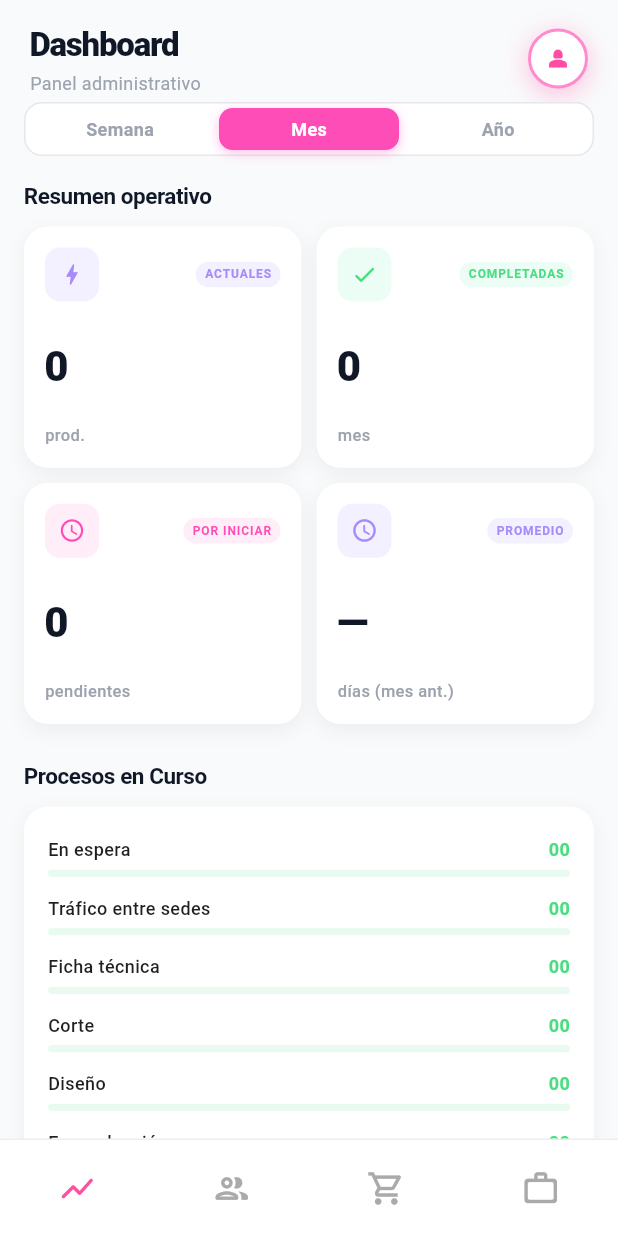
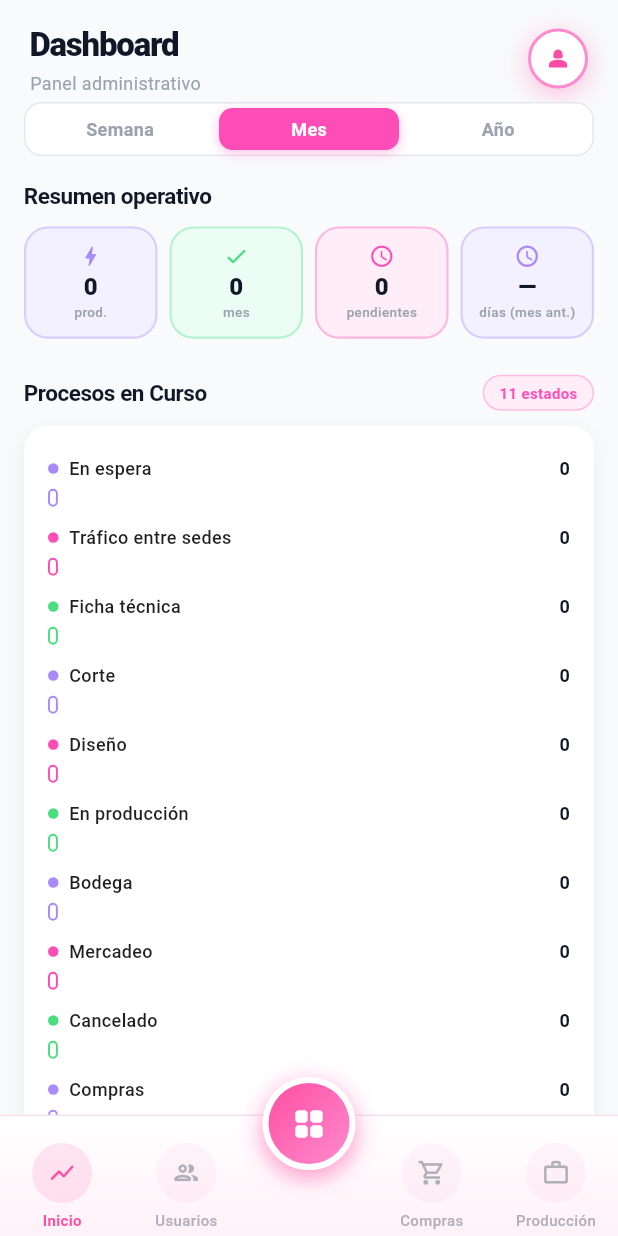
Before and after one commit to l-o-a11/Movil_Unistock, a Flutter app: the _DashboardView screen opened directly, on a phone screen of 412 x 824 dp. Run offline on Flutter 3.47's test engine with Material 3 defaults, Android fonts, the phone set to English and light mode, and no system bars; our stand-ins replace flutter_secure_storage, share_plus, shared_preferences; missing offline and left inert: excel; accounts and stored records are empty; network calls fail.

Commit message:
Ajustes boton

```diff
--- a/lib/domain/dashboard/presentation/pages/dashboard_page.dart
+++ b/lib/domain/dashboard/presentation/pages/dashboard_page.dart
@@ -13,7 +13,6 @@ import '../../data/dashboard_data_source.dart';
 class DashboardPage extends StatelessWidget {
   const DashboardPage({super.key});
 
-  static const int _processMax = 50;
   static const _processLabels = [
     'En espera',
     'Tráfico entre sedes',
@@ -45,8 +44,6 @@ class _DashboardView extends StatelessWidget {
     final provider = context.watch<DashboardProvider>();
     final stats = provider.stats;
     final hPad = AppTheme.sp(context, 16);
-    final s = AppTheme.scale(context);
-    final cardRatio = 0.95 + 0.20 * (s - 0.78) / 0.22;
 
     final cards = [
       _CardData(
@@ -83,14 +80,16 @@ class _DashboardView extends StatelessWidget {
       ),
     ];
 
-    final processes = DashboardPage._processLabels.map((label) {
+    final processes = <_ProcessData>[];
+    final cycleColors = [AppTheme.purple, AppTheme.pink, AppTheme.green];
+    for (var i = 0; i < DashboardPage._processLabels.length; i++) {
+      final label = DashboardPage._processLabels[i];
       final count = stats.procesoCounts[label] ?? 0;
-      return _ProcessData(
-        label,
-        count,
-        count > 0 ? AppTheme.purple : AppTheme.green,
-      );
-    }).toList();
+      processes.add(_ProcessData(label, count, cycleColors[i % 3]));
+    }
+    final maxProcValue = processes.isEmpty
+        ? 1
+        : processes.map((p) => p.value).reduce((a, b) => a > b ? a : b);
 
     return Scaffold(
       backgroundColor: AppTheme.bgColor,
@@ -114,30 +113,53 @@ class _DashboardView extends StatelessWidget {
                     const _SectionLabel('Resumen operativo'),
                     SizedBox(height: AppTheme.sp(context, 10)),
 
-                    // 2×2 grid de KPIs
-                    GridView.count(
-                      crossAxisCount: 2,
-                      shrinkWrap: true,
-                      physics: const NeverScrollableScrollPhysics(),
-                      crossAxisSpacing: AppTheme.sp(context, 10),
-                      mainAxisSpacing: AppTheme.sp(context, 10),
-                      childAspectRatio: cardRatio,
-                      children: cards
-                          .map(
-                            (c) => DashboardCard(
-                              icon: c.icon,
-                              iconColor: c.iconColor,
-                              iconBg: c.iconBg,
-                              title: c.title,
-                              value: c.value,
-                              subtitle: c.subtitle,
+                    // Fila de 4 chips de métricas
+                    Row(
+                      children: [
+                        for (var i = 0; i < cards.length; i++) ...[
+                          if (i > 0) SizedBox(width: AppTheme.sp(context, 8)),
+                          Expanded(
+                            child: DashboardCard(
+                              icon: cards[i].icon,
+                              iconColor: cards[i].iconColor,
+                              iconBg: cards[i].iconBg,
+                              title: cards[i].title,
+                              value: cards[i].value,
+                              subtitle: cards[i].subtitle,
                             ),
-                          )
-                          .toList(),
+                          ),
+                        ],
+                      ],
                     ),
 
                     SizedBox(height: AppTheme.sp(context, 24)),
-                    const _SectionLabel('Procesos en Curso'),
+                    Row(
+                      mainAxisAlignment: MainAxisAlignment.spaceBetween,
+                      children: [
+                        const _SectionLabel('Procesos en Curso'),
+                        Container(
+                          padding: const EdgeInsets.symmetric(
+                            horizontal: 10,
+                            vertical: 4,
+                          ),
+                          decoration: BoxDecoration(
+                            color: AppTheme.pinkLight,
+                            borderRadius: BorderRadius.circular(20),
+                            border: Border.all(
+                              color: AppTheme.pink.withOpacity(0.3),
+                            ),
+                          ),
+                          child: Text(
+                            '${processes.length} estados',
+                            style: TextStyle(
+                              fontSize: AppTheme.fs(context, 10),
+                              fontWeight: FontWeight.w700,
+                              color: AppTheme.pink,
+                            ),
+                          ),
+                        ),
+                      ],
+                    ),
                     SizedBox(height: AppTheme.sp(context, 10)),
 
                     Container(
@@ -165,7 +187,7 @@ class _DashboardView extends StatelessWidget {
                                     (p) => ProcessItem(
                                       label: p.label,
                                       value: p.value,
-                                      maxValue: DashboardPage._processMax,
+                                      maxValue: maxProcValue,
                                       barColor: p.color,
                                     ),
                                   )
@@ -187,7 +209,6 @@ class _DashboardView extends StatelessWidget {
                     ),
 
                     SizedBox(height: AppTheme.sp(context, 20)),
-                    const _AccessButton(),
                   ],
                 ),
               ),
@@ -346,59 +367,6 @@ class _SectionLabel extends StatelessWidget {
   );
 }
 
-class _AccessButton extends StatelessWidget {
-  const _AccessButton();
-  @override
-  Widget build(BuildContext context) {
-    return Container(
-      width: double.infinity,
-      height: AppTheme.sp(context, 52),
-      decoration: BoxDecoration(
-        borderRadius: BorderRadius.circular(16),
-        boxShadow: [
-          BoxShadow(
-            color: AppTheme.pink.withOpacity(0.45),
-            blurRadius: 20,
-            spreadRadius: 1,
-            offset: const Offset(0, 6),
-          ),
-        ],
-      ),
-      child: ElevatedButton(
-        style: ElevatedButton.styleFrom(
-          backgroundColor: AppTheme.pink,
-          elevation: 0,
-          shadowColor: Colors.transparent,
-          shape: RoundedRectangleBorder(
-            borderRadius: BorderRadius.circular(16),
-          ),
-        ),
-        onPressed: () => Navigator.of(context).pushNamed('/menu'),
-        child: Row(
-          mainAxisAlignment: MainAxisAlignment.center,
-          children: [
-            Text(
-              'Acceder al sistema',
-              style: TextStyle(
-                fontSize: AppTheme.fs(context, 15),
-                fontWeight: FontWeight.w700,
-                color: Colors.white,
-                letterSpacing: 0.2,
-              ),
-            ),
-            const SizedBox(width: 8),
-            Icon(
-              Icons.arrow_forward_rounded,
-              color: Colors.white,
-              size: AppTheme.sp(context, 18),
-            ),
-          ],
-        ),
-      ),
-    );
-  }
-}
-
 class _CardData {
   final IconData icon;
   final Color iconColor, iconBg;
--- a/lib/domain/dashboard/widgets/dashboard_card.dart
+++ b/lib/domain/dashboard/widgets/dashboard_card.dart
@@ -1,6 +1,9 @@
 import 'package:flutter/material.dart';
 import '../theme/app_theme.dart';
 
+/// Tarjeta compacta de métrica (chip), estilo "4 en fila" con ícono arriba,
+/// valor grande al centro y etiqueta abajo — inspirada en el mock de
+/// referencia que compartió el equipo.
 class DashboardCard extends StatelessWidget {
   final IconData icon;
   final Color iconColor;
@@ -22,74 +25,41 @@ class DashboardCard extends StatelessWidget {
   @override
   Widget build(BuildContext context) {
     final s = AppTheme.scale(context);
-    final pad = AppTheme.sp(context, 14);
 
     return Container(
-      padding: EdgeInsets.all(pad),
+      padding: EdgeInsets.symmetric(
+        horizontal: AppTheme.sp(context, 6),
+        vertical: AppTheme.sp(context, 10),
+      ),
       decoration: BoxDecoration(
-        color: AppTheme.cardColor,
-        borderRadius: BorderRadius.circular(AppTheme.cardRadius),
-        boxShadow: AppTheme.cardShadow,
+        color: iconBg,
+        borderRadius: BorderRadius.circular(16),
+        border: Border.all(color: iconColor.withOpacity(0.35), width: 1.4),
       ),
       child: Column(
-        crossAxisAlignment: CrossAxisAlignment.start,
-        mainAxisAlignment: MainAxisAlignment.spaceBetween,
+        mainAxisSize: MainAxisSize.min,
         children: [
-          Row(
-            mainAxisAlignment: MainAxisAlignment.spaceBetween,
-            children: [
-              Container(
-                width: 36 * s,
-                height: 36 * s,
-                decoration: BoxDecoration(
-                  color: iconBg,
-                  borderRadius: BorderRadius.circular(10),
-                ),
-                child: Icon(icon, color: iconColor, size: 18 * s),
-              ),
-              Flexible(
-                child: Container(
-                  padding: EdgeInsets.symmetric(
-                    horizontal: AppTheme.sp(context, 6),
-                    vertical: 3,
-                  ),
-                  decoration: BoxDecoration(
-                    color: iconBg,
-                    borderRadius: BorderRadius.circular(20),
-                  ),
-                  child: Text(
-                    title,
-                    style: TextStyle(
-                      fontSize: AppTheme.fs(context, 8),
-                      fontWeight: FontWeight.w700,
-                      color: iconColor,
-                      letterSpacing: 0.6,
-                    ),
-                    overflow: TextOverflow.ellipsis,
-                  ),
-                ),
-              ),
-            ],
-          ),
-          SizedBox(height: AppTheme.sp(context, 8)),
+          Icon(icon, color: iconColor, size: 17 * s),
+          SizedBox(height: AppTheme.sp(context, 4)),
           Text(
             value,
             style: TextStyle(
-              fontSize: AppTheme.fs(context, 28),
+              fontSize: AppTheme.fs(context, 16),
               fontWeight: FontWeight.w800,
               color: AppTheme.titleColor,
               height: 1.0,
-              letterSpacing: -1,
+              letterSpacing: -0.4,
             ),
           ),
-          SizedBox(height: 3),
+          SizedBox(height: AppTheme.sp(context, 2)),
           Text(
             subtitle,
             style: TextStyle(
-              fontSize: AppTheme.fs(context, 11),
+              fontSize: AppTheme.fs(context, 9),
               color: AppTheme.mutedColor,
               fontWeight: FontWeight.w500,
             ),
+            overflow: TextOverflow.ellipsis,
           ),
         ],
       ),
--- a/lib/domain/dashboard/widgets/process_item.dart
+++ b/lib/domain/dashboard/widgets/process_item.dart
@@ -1,6 +1,9 @@
 import 'package:flutter/material.dart';
 import '../theme/app_theme.dart';
 
+/// Fila de un proceso: punto de color + etiqueta + valor, con una barra
+/// "outline" (borde de color, relleno interno) en vez de la barra sólida
+/// anterior — igual al estilo del mock de referencia.
 class ProcessItem extends StatelessWidget {
   final String label;
   final int value;
@@ -17,18 +20,30 @@ class ProcessItem extends StatelessWidget {
 
   @override
   Widget build(BuildContext context) {
-    final double progress =
-        maxValue > 0 ? (value / maxValue).clamp(0.0, 1.0) : 0.0;
+    final double progress = maxValue > 0
+        ? (value / maxValue).clamp(0.0, 1.0)
+        : 0.0;
 
     return Padding(
       padding: EdgeInsets.symmetric(vertical: AppTheme.sp(context, 6)),
       child: Column(
+        crossAxisAlignment: CrossAxisAlignment.start,
         children: [
           Row(
             mainAxisAlignment: MainAxisAlignment.spaceBetween,
             children: [
-              Expanded(
-                child: Text(
+              Row(
+                children: [
+                  Container(
+                    width: 7,
+                    height: 7,
+                    decoration: BoxDecoration(
+                      color: barColor,
+                      shape: BoxShape.circle,
+                    ),
+                  ),
+                  SizedBox(width: AppTheme.sp(context, 7)),
+                  Text(
                     label,
                     style: TextStyle(
                       fontSize: AppTheme.fs(context, 12),
@@ -37,26 +52,36 @@ class ProcessItem extends StatelessWidget {
                     ),
                     overflow: TextOverflow.ellipsis,
                   ),
+                ],
               ),
-              const SizedBox(width: 10),
               Text(
-                value.toString().padLeft(2, '0'),
+                value.toString(),
                 style: TextStyle(
                   fontSize: AppTheme.fs(context, 12),
                   fontWeight: FontWeight.w700,
-                  color: barColor,
+                  color: AppTheme.titleColor,
                 ),
               ),
             ],
           ),
-          const SizedBox(height: 5),
-          ClipRRect(
-            borderRadius: BorderRadius.circular(8),
-            child: LinearProgressIndicator(
-              value: progress,
-              minHeight: 5,
-              backgroundColor: barColor.withOpacity(0.12),
-              valueColor: AlwaysStoppedAnimation<Color>(barColor),
+          SizedBox(height: AppTheme.sp(context, 5)),
+          Container(
+            height: 12,
+            padding: const EdgeInsets.all(2),
+            decoration: BoxDecoration(
+              color: Colors.white,
+              borderRadius: BorderRadius.circular(20),
+              border: Border.all(color: barColor, width: 1.3),
+            ),
+            child: FractionallySizedBox(
+              alignment: Alignment.centerLeft,
+              widthFactor: progress,
+              child: Container(
+                decoration: BoxDecoration(
+                  color: barColor,
+                  borderRadius: BorderRadius.circular(20),
+                ),
+              ),
             ),
           ),
         ],
--- a/lib/shared/widgets/global_bottom_nav.dart
+++ b/lib/shared/widgets/global_bottom_nav.dart
@@ -4,48 +4,75 @@ import 'package:flutter/material.dart';
 /// [activeIndex] indica qué ícono se resalta en rosado:
 ///   0 = dashboard, 1 = people/usuarios, 2 = cart, 3 = work/producción
 /// Pasa -1 (o no pases nada) para ninguno activo.
+///
+/// Incluye un botón circular flotante al centro (ícono de menú) que lleva
+/// directamente a la pantalla de Menú, reemplazando el antiguo botón
+/// "Acceder al sistema" que estaba en el Dashboard.
 class GlobalBottomNav extends StatelessWidget {
   final int activeIndex;
 
   const GlobalBottomNav({super.key, this.activeIndex = -1});
 
   static const _pink = Color(0xFFFF4FA3);
-  static const _grey = Color(0xFFAAAAAA);
-
-  Color _color(int index) => activeIndex == index ? _pink : _grey;
+  static const _grey = Color(0xFFB0B0B8);
 
   @override
   Widget build(BuildContext context) {
     return Container(
       decoration: const BoxDecoration(
-        color: Colors.white,
-        border: Border(top: BorderSide(color: Color(0xFFEEEEEE), width: 1)),
+        gradient: LinearGradient(
+          begin: Alignment.topCenter,
+          end: Alignment.bottomCenter,
+          colors: [Color(0xFFFFFFFF), Color(0xFFFFF2F8)],
+        ),
+        border: Border(top: BorderSide(color: Color(0xFFF5E4EE), width: 1)),
       ),
       child: SafeArea(
+        top: false,
         child: SizedBox(
-          height: 64,
+          height: 80,
+          child: Stack(
+            clipBehavior: Clip.none,
+            alignment: Alignment.center,
+            children: [
+              Padding(
+                padding: const EdgeInsets.only(top: 14),
                 child: Row(
                   mainAxisAlignment: MainAxisAlignment.spaceAround,
                   children: [
                     _Btn(
                       icon: Icons.show_chart_rounded,
-                color: _color(0),
+                      label: 'Inicio',
+                      active: activeIndex == 0,
                       onTap: () => _goToDashboard(context),
                     ),
                     _Btn(
                       icon: Icons.people_outline_rounded,
-                color: _color(1),
+                      label: 'Usuarios',
+                      active: activeIndex == 1,
                       onTap: () => _goToUsuarios(context),
                     ),
+                    // Hueco reservado para que no se apiñen los ítems
+                    // alrededor del botón flotante del centro.
+                    const SizedBox(width: 58),
                     _Btn(
                       icon: Icons.shopping_cart_outlined,
-                color: _color(2),
+                      label: 'Compras',
+                      active: activeIndex == 2,
                       onTap: () => _goToCompras(context),
                     ),
                     _Btn(
                       icon: Icons.work_outline_rounded,
-                color: _color(3),
+                      label: 'Producción',
+                      active: activeIndex == 3,
                       onTap: () => _goToProduccion(context),
+                    ),
+                  ],
+                ),
+              ),
+              Positioned(
+                top: -26,
+                child: _FloatingMenuButton(onTap: () => _goToMenu(context)),
               ),
             ],
           ),
@@ -65,23 +92,39 @@ class GlobalBottomNav extends StatelessWidget {
       context,
     ).pushNamedAndRemoveUntil('/usuarios', (route) => route.isFirst);
   }
+
   static void _goToCompras(BuildContext context) {
     Navigator.of(
       context,
     ).pushNamedAndRemoveUntil('/compras', (route) => route.isFirst);
   }
+
   static void _goToProduccion(BuildContext context) {
     Navigator.of(
       context,
     ).pushNamedAndRemoveUntil('/produccion', (route) => route.isFirst);
   }
+
+  static void _goToMenu(BuildContext context) {
+    Navigator.of(context).pushNamed('/menu');
+  }
 }
 
 class _Btn extends StatelessWidget {
   final IconData icon;
-  final Color color;
+  final String label;
+  final bool active;
   final VoidCallback? onTap;
-  const _Btn({required this.icon, required this.color, required this.onTap});
+
+  const _Btn({
+    required this.icon,
+    required this.label,
+    required this.active,
+    required this.onTap,
+  });
+
+  static const _pink = GlobalBottomNav._pink;
+  static const _grey = GlobalBottomNav._grey;
 
   @override
   Widget build(BuildContext context) {
@@ -89,10 +132,102 @@ class _Btn extends StatelessWidget {
       onTap: onTap,
       behavior: HitTestBehavior.opaque,
       child: SizedBox(
-        width: 72,
-        height: 64,
-        child: Center(child: Icon(icon, size: 26, color: color)),
+        width: 60,
+        child: Column(
+          mainAxisSize: MainAxisSize.min,
+          children: [
+            AnimatedContainer(
+              duration: const Duration(milliseconds: 180),
+              width: 40,
+              height: 40,
+              decoration: BoxDecoration(
+                color: active
+                    ? _pink.withOpacity(0.14)
+                    : _pink.withOpacity(0.05),
+                shape: BoxShape.circle,
+              ),
+              child: Icon(icon, size: 19, color: active ? _pink : _grey),
+            ),
+            const SizedBox(height: 4),
+            Text(
+              label,
+              style: TextStyle(
+                fontSize: 10,
+                fontWeight: active ? FontWeight.w700 : FontWeight.w500,
+                color: active ? _pink : _grey,
+              ),
+            ),
+          ],
+        ),
       ),
     );
   }
 }
+
+class _FloatingMenuButton extends StatelessWidget {
+  final VoidCallback onTap;
+  const _FloatingMenuButton({required this.onTap});
+
+  static const _pink = GlobalBottomNav._pink;
+
+  @override
+  Widget build(BuildContext context) {
+    return GestureDetector(
+      onTap: onTap,
+      behavior: HitTestBehavior.opaque,
+      child: SizedBox(
+        width: 112,
+        height: 76,
+        child: Stack(
+          alignment: Alignment.topCenter,
+          clipBehavior: Clip.none,
+          children: [
+            // Halo suave detrás del botón, imita el resplandor difuminado.
+            Container(
+              width: 112,
+              height: 76,
+              decoration: const BoxDecoration(
+                shape: BoxShape.circle,
+                gradient: RadialGradient(
+                  colors: [Color(0x59FF4FA3), Color(0x00FF4FA3)],
+                  stops: [0.0, 1.0],
+                ),
+              ),
+            ),
+            Container(
+              width: 62,
+              height: 62,
+              decoration: BoxDecoration(
+                shape: BoxShape.circle,
+                color: Colors.white,
+                border: Border.all(color: Colors.white, width: 4),
+                boxShadow: [
+                  BoxShadow(
+                    color: _pink.withOpacity(0.5),
+                    blurRadius: 14,
+                    offset: const Offset(0, 4),
+                  ),
+                ],
+              ),
+              child: Container(
+                decoration: const BoxDecoration(
+                  shape: BoxShape.circle,
+                  gradient: LinearGradient(
+                    colors: [_pink, Color(0xFFFF8ACD)],
+                    begin: Alignment.topLeft,
+                    end: Alignment.bottomRight,
+                  ),
+                ),
+                child: const Icon(
+                  Icons.grid_view_rounded,
+                  color: Colors.white,
+                  size: 24,
+                ),
+              ),
+            ),
+          ],
+        ),
+      ),
+    );
+  }
+}
```
Also changed, not shown: lib/domain/dashboard/widgets/progress_section.dart (+68 -49 lines), lib/domain/dashboard/widgets/summary_card.dart (+92 -45 lines). Lines whose indentation alone changed are shown as unchanged.
